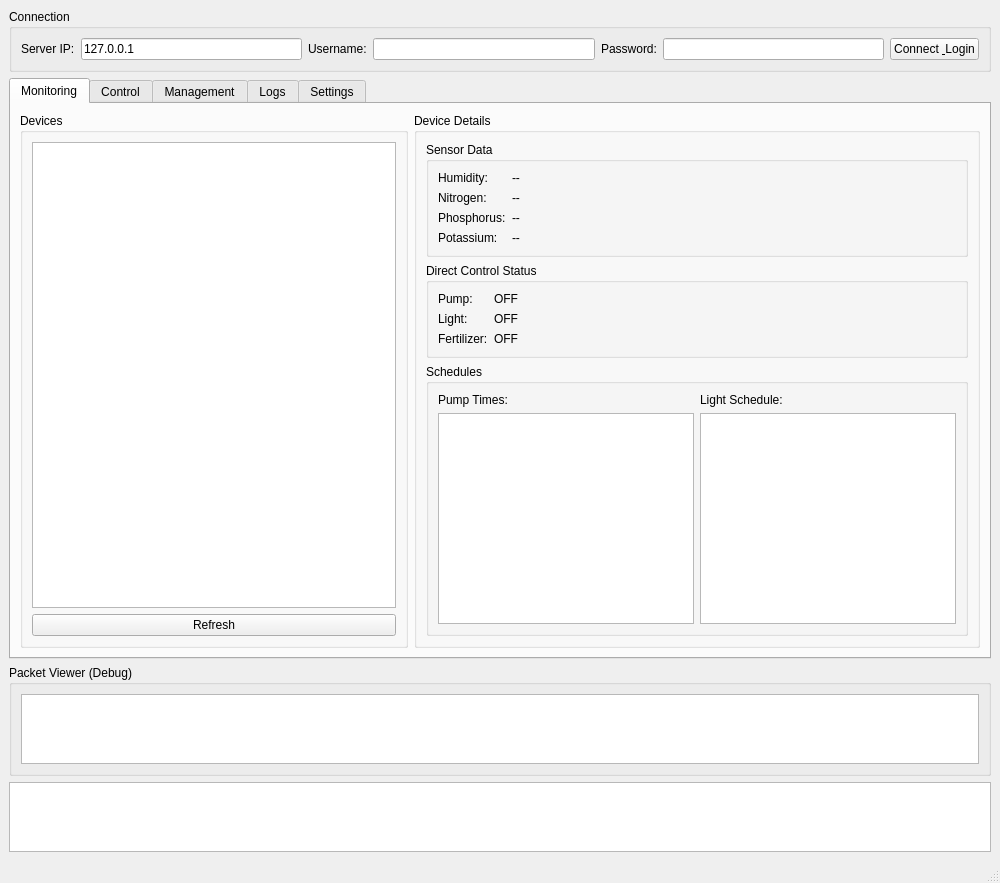
First picture: the form in qt-client/mainwindow.ui, repository chi-dan-min/Network-Programing, before the edit.
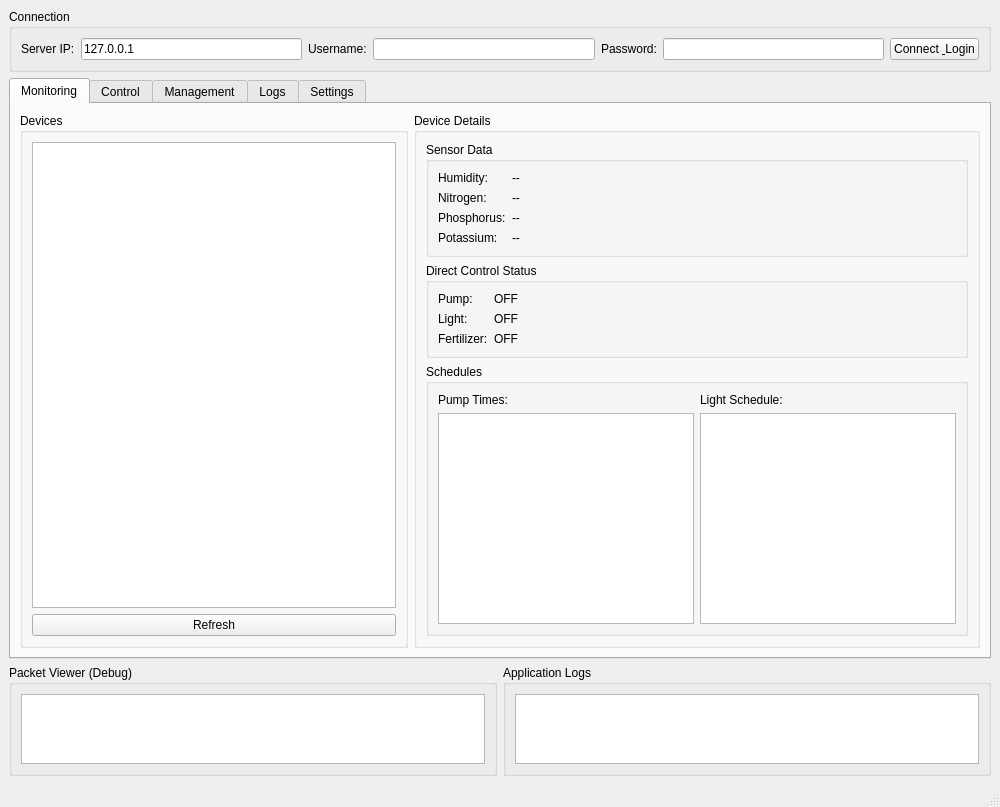
Second picture: the form after the edit.

Diff of the .ui file:
```diff
--- a/qt-client/mainwindow.ui
+++ b/qt-client/mainwindow.ui
@@ -7,7 +7,7 @@
     <x>0</x>
     <y>0</y>
     <width>1000</width>
-    <height>700</height>
+    <height>800</height>
    </rect>
   </property>
   <property name="windowTitle">
@@ -76,6 +76,9 @@
     <!-- Main Tabs -->
     <item>
      <widget class="QTabWidget" name="tabWidget">
+      <property name="maximumHeight">
+       <number>600</number>
+      </property>
       
       <!-- Tab 1: Monitoring -->
       <widget class="QWidget" name="tabMonitoring">
@@ -720,16 +723,20 @@
       </widget>
       
      </widget>
+     
     </item>
     
-    <!-- Packet Viewer -->
+    <!-- Bottom panels in 2 columns -->
+    <item>
+     <layout class="QHBoxLayout">
+      <!-- Packet Viewer (Left) -->
     <item>
      <widget class="QGroupBox" name="groupPacketViewer">
       <property name="title">
        <string>Packet Viewer (Debug)</string>
       </property>
       <property name="maximumHeight">
-       <number>200</number>
+         <number>500</number>
       </property>
       <layout class="QVBoxLayout">
        <item>
@@ -748,17 +755,28 @@
       </layout>
      </widget>
     </item>
-    
-    <!-- Log View -->
+      
+      <!-- Log View (Right) -->
+      <item>
+       <widget class="QGroupBox" name="groupLogView">
+        <property name="title">
+         <string>Application Logs</string>
+        </property>
+        <property name="maximumHeight">
+         <number>500</number>
+        </property>
+        <layout class="QVBoxLayout">
     <item>
      <widget class="QTextEdit" name="logView">
       <property name="readOnly">
        <bool>true</bool>
       </property>
-      <property name="maximumHeight">
-       <number>150</number>
-      </property>
-     </widget>
+          </widget>
+         </item>
+        </layout>
+       </widget>
+      </item>
+     </layout>
     </item>
     
    </layout>
```
Lines whose indentation alone changed are shown as unchanged.
